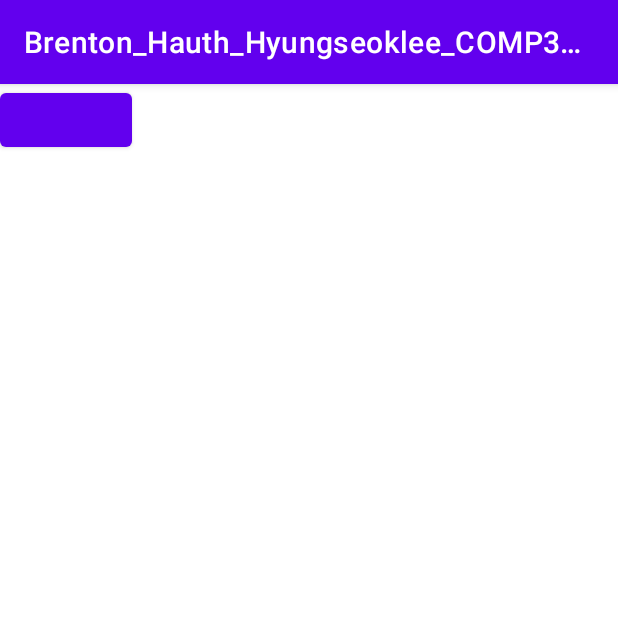
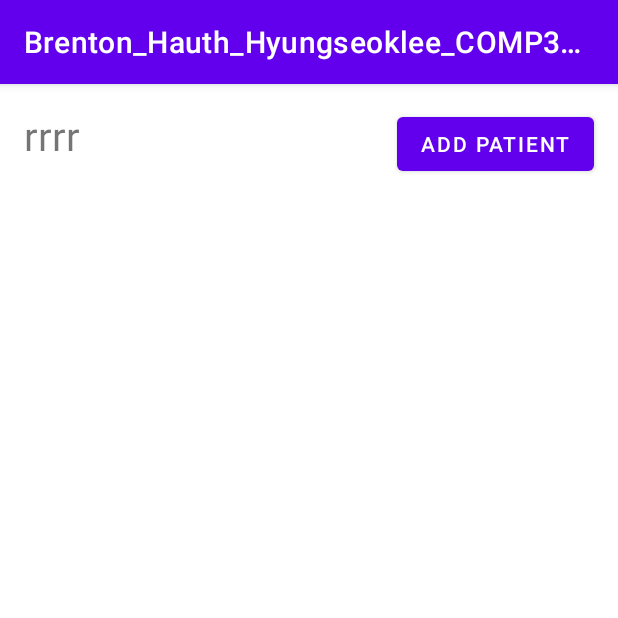
Before and after one commit to HyungseokLeee/COMP304_Lab04, an Android app: the PatientActivity screen opened directly, with no data from a screen before it, on a phone screen of 412 x 824 dp, the top half of it. Run offline under Robolectric (Android 15) with nearby library versions, the phone set to English and light mode, and no system bars; our stand-ins replace Room's generated code.

Commit message:
Fixing RecyclerView & format

```diff
--- a/app/src/main/res/layout/activity_patient.xml
+++ b/app/src/main/res/layout/activity_patient.xml
@@ -6,10 +6,26 @@
     android:layout_width="match_parent"
     android:layout_height="match_parent"
     tools:context=".PatientActivity">
+
+    <TextView
+        android:id="@+id/patientTitleTextView"
+        android:textSize="12pt"
+        android:text="rrrr"
+        app:layout_constraintStart_toStartOf="parent"
+        app:layout_constraintTop_toTopOf="parent"
+        android:layout_marginStart="16dp"
+        android:layout_marginTop="16dp"
+        android:layout_width="wrap_content"
+        android:layout_height="wrap_content" />
+
     <Button
         android:id="@+id/addPatientButton"
-        app:layout_constraintStart_toStartOf="parent"
+        android:text="@string/add_patient"
+        app:layout_constraintEnd_toEndOf="parent"
         app:layout_constraintTop_toTopOf="parent"
+        android:layout_marginEnd="16dp"
+        android:layout_marginTop="16dp"
+        android:onClick="onAddPatientButtonClick"
         android:layout_width="wrap_content"
         android:layout_height="wrap_content" />
 
@@ -20,5 +36,5 @@
         app:layout_constraintEnd_toEndOf="parent"
         app:layout_constraintStart_toStartOf="parent"
         android:layout_width="match_parent"
-        android:layout_height="wrap_content" />
+        android:layout_height="0dp" />
 </androidx.constraintlayout.widget.ConstraintLayout>
--- a/app/src/main/res/values/strings.xml
+++ b/app/src/main/res/values/strings.xml
@@ -16,4 +16,6 @@
     <string name="logout">Logout</string>
     <string name="view_tests">View tests</string>
     <string name="edit_patient_button_text">Edit</string>
+    <string name="add_test">Add Test</string>
+    <string name="add_patient">Add Patient</string>
 </resources>
```
Also changed, not shown: app/src/main/java/com/example/brenton_hauth_hyungseoklee_comp304lab4_ex1/PatientActivity.java (+23 -1 lines), app/src/main/java/com/example/brenton_hauth_hyungseoklee_comp304lab4_ex1/ViewTestInfoActivity.java (+8 -0 lines), app/src/main/res/layout/activity_view_test_info.xml (+13 -1 lines).
